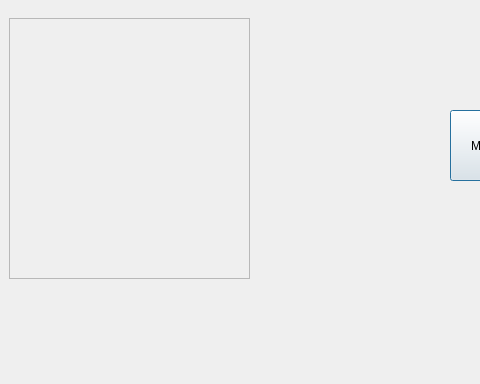
This is GUISMART/select.ui in smart-tool/smart-gui as Qt 5 draws it before an edit; both pictures show x 0 to 480 and y 0 to 384 of the 693 by 384 pixel window. The edited form follows.
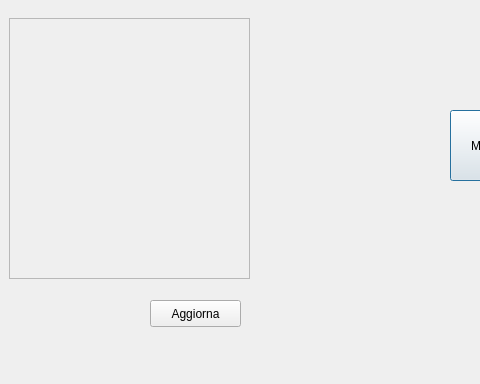
This is the edited form.

Commit message: Aggunta indici nelle checkbox, e aggiunte le check a livello grafico

```diff
--- a/GUISMART/select.ui
+++ b/GUISMART/select.ui
@@ -49,6 +49,19 @@
     </property>
    </widget>
   </widget>
+  <widget class="QPushButton" name="pushButton_2">
+   <property name="geometry">
+    <rect>
+     <x>150</x>
+     <y>300</y>
+     <width>91</width>
+     <height>27</height>
+    </rect>
+   </property>
+   <property name="text">
+    <string>Aggiorna</string>
+   </property>
+  </widget>
   <zorder>pushButton</zorder>
   <zorder>checkBox_2</zorder>
   <zorder>checkBox_3</zorder>
```
Left out of the diff: 1 changed line with no effect on the pictures. The commit also changes 2 other files.
